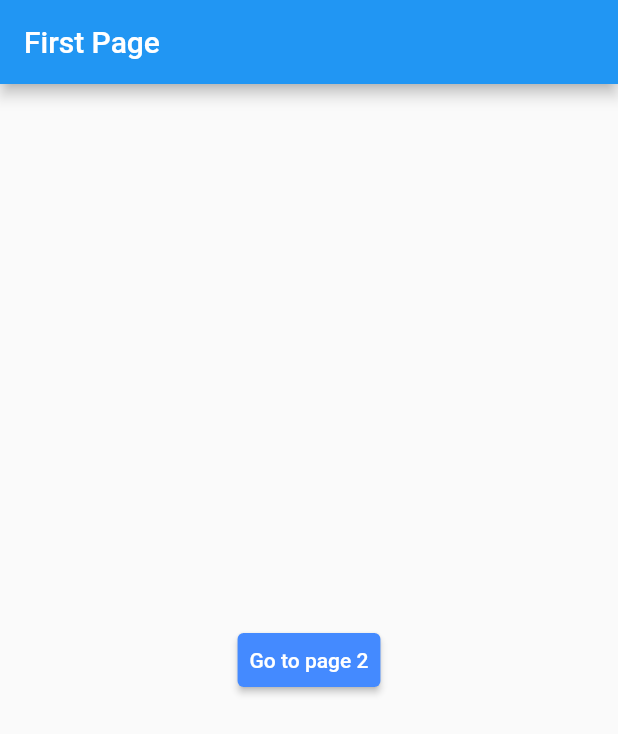
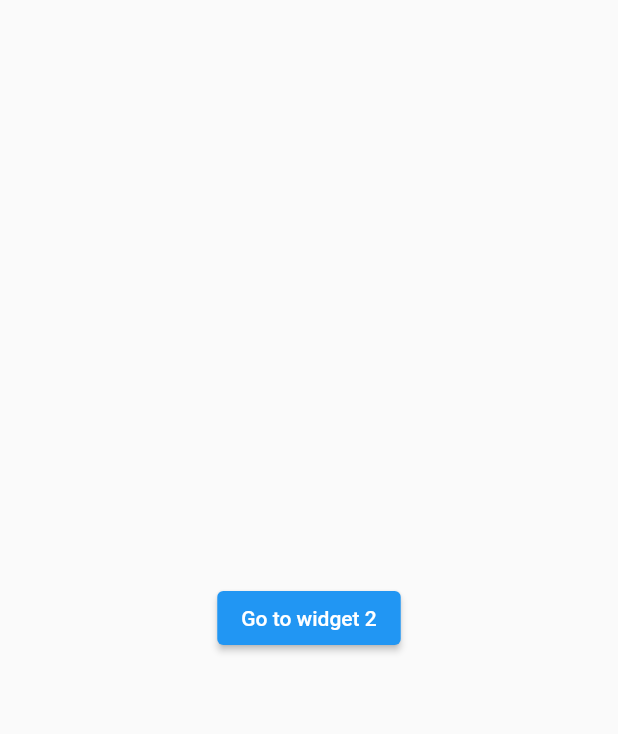
Before and after one commit to martinchoC/Flutter-tutorials, a Flutter app: the screen it shows after launch, on a phone screen of 412 x 824 dp. Shown: the top 734 px of the screen. Run offline on Flutter 3.47's test engine with Material 2 defaults, Android fonts, the phone set to English and light mode, and no system bars.

Commit message:
passing data

```diff
--- a/flutter_components/components_08_passing_data_between_screens/lib/pages/firstPage.dart
+++ b/flutter_components/components_08_passing_data_between_screens/lib/pages/firstPage.dart
@@ -1,33 +1,41 @@
+import 'package:components_08_passing_data_between_screens/pages/secondPage.dart';
+
 import '../widgetArguments.dart';
 
 import 'package:flutter/material.dart';
 
+//1. widget button to go to next screen
 class FirstPageWidget extends StatelessWidget {
   const FirstPageWidget({Key? key}) : super(key: key);
 
   @override
   Widget build(BuildContext context) {
-    return Scaffold(
-      appBar: AppBar(title: const Text('First Page')),
-      body: Center(
-        child: TextButton(
-          style: TextButton.styleFrom(
-              primary: Colors.white,
-              elevation: 2,
-              backgroundColor: Colors.blueAccent),
-          child: const Text(
-            'Go to page 2',
-          ),
-          onPressed: () {
-            //go to second page
-            Navigator.pushNamed(
-              context,
-              '/secondPage',
-              arguments: WidgetArguments("Going to Screen 2", 2),
-            );
-          },
-        ),
-      ),
-    );
+    return const Scaffold(body: Center(child: ButtonScreen2()));
   }
 }
+
+class ButtonScreen2 extends StatelessWidget {
+  const ButtonScreen2({Key? key}) : super(key: key);
+
+  @override
+  Widget build(BuildContext context) {
+    return ElevatedButton(
+        onPressed: () {
+          _navigateToSecondScreenAndWaitValue(context);
+        },
+        child: const Text('Go to widget 2'));
+  }
+}
+
+//2. method to start secondPage widget and waits for the result
+//async becaus we must wait the result
+_navigateToSecondScreenAndWaitValue(BuildContext context) async {
+  //3. create widget in /lib/pages
+  //5. import widget
+  final result = await Navigator.push(
+      context, MaterialPageRoute(builder: (context) => SecondPageWidget()));
+  //6. show result from secondPage widget with a snackBar/text
+  ScaffoldMessenger.of(context)
+    ..removeCurrentSnackBar()
+    ..showSnackBar(SnackBar(content: Text('$result')));
+}
```
Also changed, not shown: flutter_components/components_08_passing_data_between_screens/lib/pages/secondPage.dart (+5 -6 lines).
